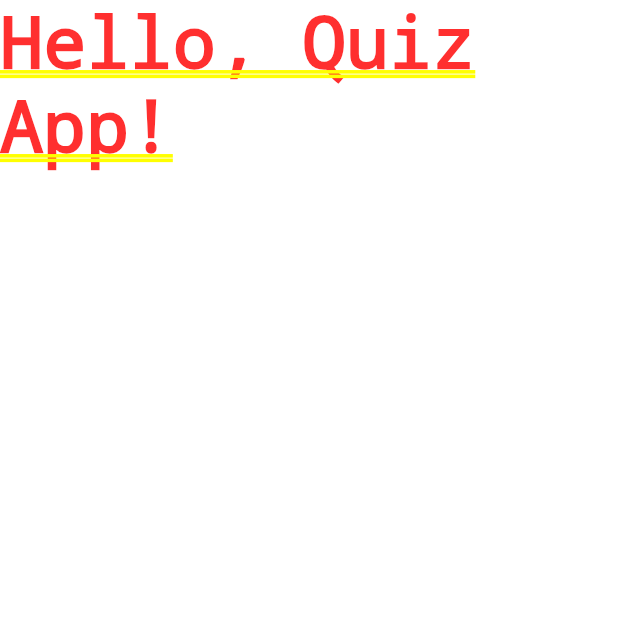
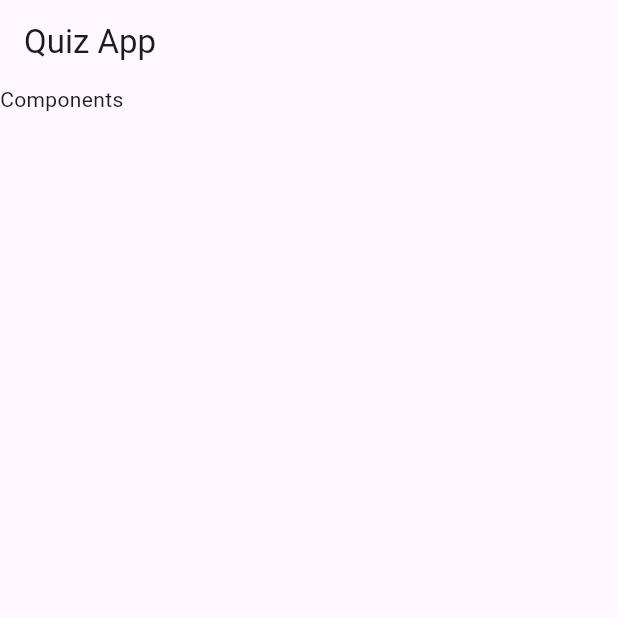
Before and after one commit to M4TH3US17/quiz-app-flutter, a Flutter app: the screen it shows after launch, on a phone screen of 412 x 824 dp, the top half of it. Run offline on Flutter 3.47's test engine with Material 3 defaults, Android fonts, the phone set to English and light mode, and no system bars.

Commit message:
Title Application

```diff
--- a/lib/main.dart
+++ b/lib/main.dart
@@ -4,6 +4,11 @@ void main(List<String> args) => runApp(QuizAppHome());
 
 class QuizAppHome extends StatelessWidget {
   Widget build(BuildContext context) {
-    return MaterialApp(home: Text('Hello, Quiz App!'),);
+    return MaterialApp(home: Scaffold(
+      appBar: AppBar(
+        title: Text('Quiz App'),
+      ),
+      body: Text('Components'),
+    ),);
   }
 }
```
